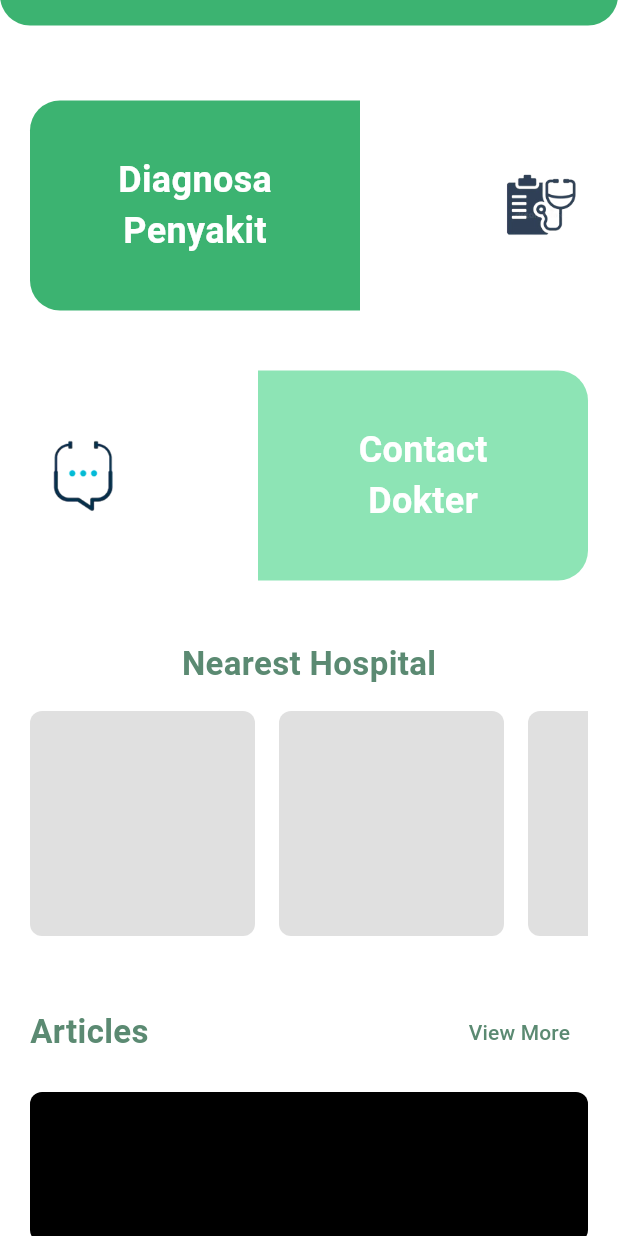
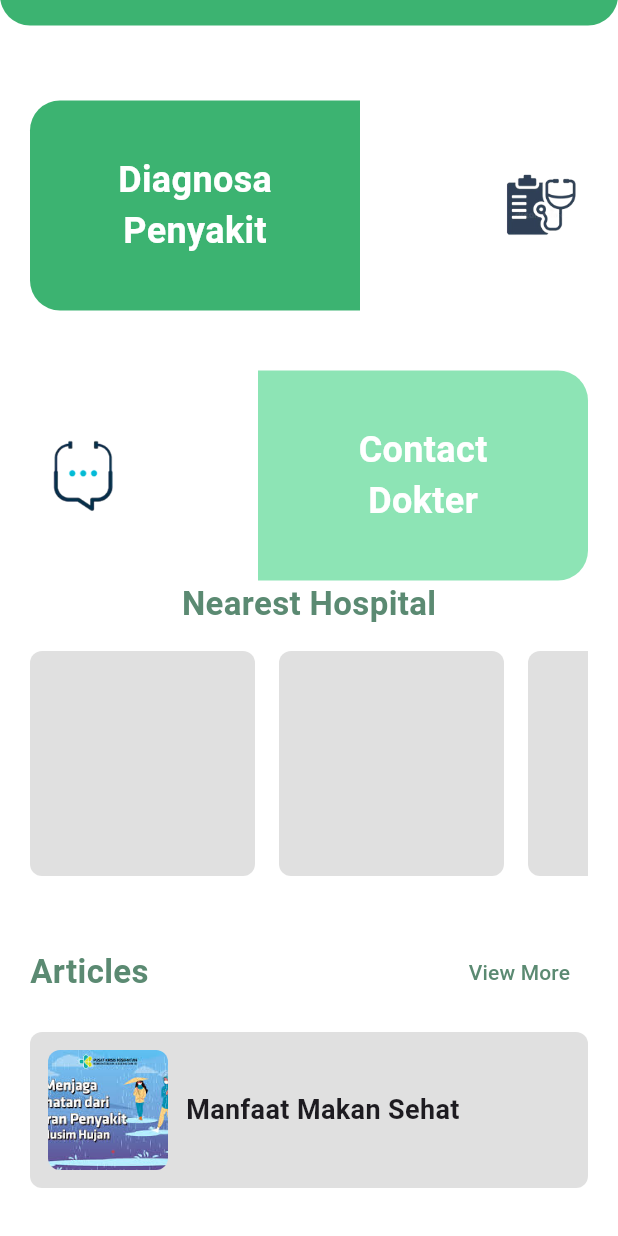
Before and after one commit to BrianAlexanderr/Front-End-MedicAI, a Flutter app: the HomePage screen opened directly, scrolled down 317 dp, on a phone screen of 412 x 824 dp. Run offline on Flutter 3.47's test engine with Material 3 defaults, Android fonts, the phone set to English and light mode, and no system bars; our stand-ins replace cloud_firestore, firebase_auth, firebase_core, shared_preferences; accounts and stored records are empty; Roboto replaces fonts that are missing (BreeSerif).

Commit message:
tambahan artikel sama contact doctor

```diff
--- /dev/null
+++ b/devtools_options.yaml
@@ -0,0 +1,3 @@
+description: This file stores settings for Dart & Flutter DevTools.
+documentation: https://docs.flutter.dev/tools/devtools/extensions#configure-extension-enablement-states
+extensions:
--- a/lib/Pages/home_page.dart
+++ b/lib/Pages/home_page.dart
@@ -2,6 +2,9 @@ import 'package:flutter/material.dart';
 import 'package:firebase_auth/firebase_auth.dart';
 import 'package:front_end_medicai/Pages/login_page.dart';
 import 'package:front_end_medicai/Pages/diagnosa_page.dart';
+import 'package:front_end_medicai/Pages/ariticle_detail_page.dart';
+import 'package:front_end_medicai/Pages/article_list_page.dart';
+import 'package:front_end_medicai/Pages/contact_list.dart';
 
 class HomePage extends StatelessWidget {
   final FirebaseAuth _auth = FirebaseAuth.instance;
@@ -275,15 +278,23 @@ class HomePage extends StatelessWidget {
                     Row(
                       mainAxisAlignment: MainAxisAlignment.spaceBetween,
                       children: [
-                        // Chat bubble icon
+                        // Icon chat bubble
                         Container(
                           width: 70,
                           height: 70,
                           child: Image.asset('assets/Group 44.png'),
                         ),
 
-                        // Contact Dokter button
-                        Container(
+                        // Contact Dokter button (ini yang dibungkus GestureDetector)
+                        GestureDetector(
+                          onTap: () {
+                            // Navigasi ke halaman contact list dokter
+                            Navigator.push(
+                              context,
+                              MaterialPageRoute(builder: (context) => ContactListPage()),
+                            );
+                          },
+                          child: Container(
                             width: 220,
                             height: 140,
                             decoration: const BoxDecoration(
@@ -321,10 +332,10 @@ class HomePage extends StatelessWidget {
                               ),
                             ),
                           ),
+                        ),
                       ],
                     ),
 
-                    const SizedBox(height: 40),
 
                     // Nearest Hospital section
                     const Text(
@@ -372,7 +383,12 @@ class HomePage extends StatelessWidget {
                           ),
                         ),
                         TextButton(
-                          onPressed: () {},
+                          onPressed: () {
+                            Navigator.push(
+                              context,
+                              MaterialPageRoute(builder: (context) => const ArticleListPage()),
+                            );
+                          },
                           child: const Text(
                             'View More',
                             style: TextStyle(
@@ -387,26 +403,49 @@ class HomePage extends StatelessWidget {
                     const SizedBox(height: 16),
 
                     // Article cards
-                    Container(
-                      height: 100,
-                      width: double.infinity,
-                      decoration: BoxDecoration(
-                        color: Colors.black,
-                        borderRadius: BorderRadius.circular(8),
+                    GestureDetector(
+                      onTap: () {
+                        Navigator.push(
+                          context,
+                          MaterialPageRoute(
+                            builder: (context) => ArticleDetailPage(
+                              title: 'Manfaat Makan Sehat',
+                              content: 'Isi artikel tentang manfaat makan sehat...',
                             ),
                           ),
-
-                    const SizedBox(height: 16),
-
-                    Container(
-                      height: 100,
+                        );
+                      },
+                      child: Container(
                         width: double.infinity,
+                        margin: const EdgeInsets.only(bottom: 12),
+                        padding: const EdgeInsets.all(12),
                         decoration: BoxDecoration(
                           color: Colors.grey[300],
                           borderRadius: BorderRadius.circular(8),
                         ),
+                        child: Row(
+                          children: [
+                            ClipRRect(
+                              borderRadius: BorderRadius.circular(8),
+                              child: Image.asset(
+                                'assets/artikel 1.jpeg',
+                                width: 80,
+                                height: 80,
+                                fit: BoxFit.cover,
                               ),
-                    const SizedBox(height: 20),
+                            ),
+                            const SizedBox(width: 12),
+                            Expanded(
+                              child: Text(
+                                'Manfaat Makan Sehat',
+                                style: const TextStyle(fontSize: 18, fontWeight: FontWeight.bold),
+                              ),
+                            ),
+                          ],
+                        ),
+                      ),
+                    ),
+
                   ],
                 ),
               ),
```
Also changed, not shown: lib/Pages/ariticle_detail_page.dart (added, +19 -0 lines), lib/Pages/article_list_page.dart (added, +79 -0 lines), lib/Pages/chat_page.dart (added, +78 -0 lines), lib/Pages/contact_list.dart (added, +64 -0 lines), assets/artikel 1.jpeg (added), lib/Pages/contact_doctor.dart (deleted). Lines whose indentation alone changed are shown as unchanged.
